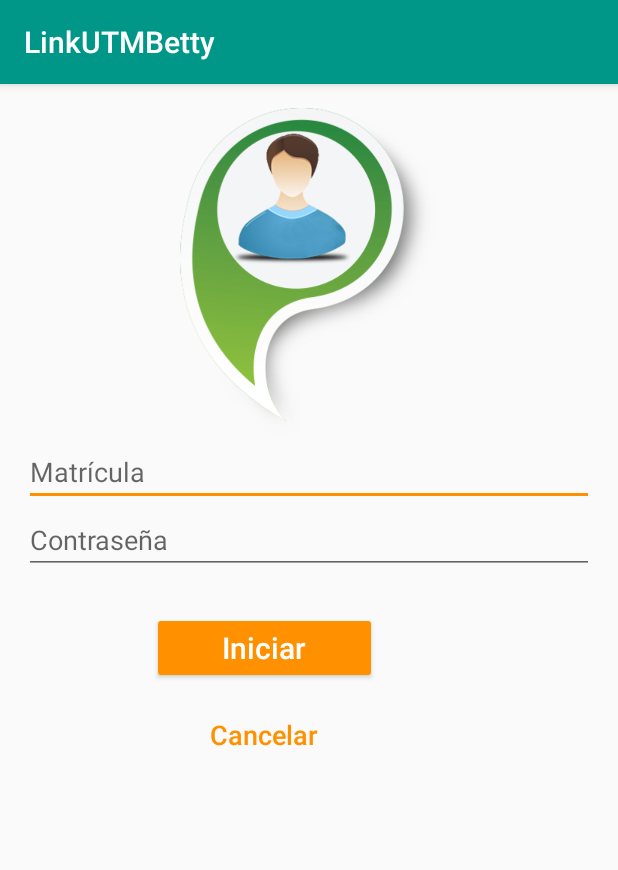
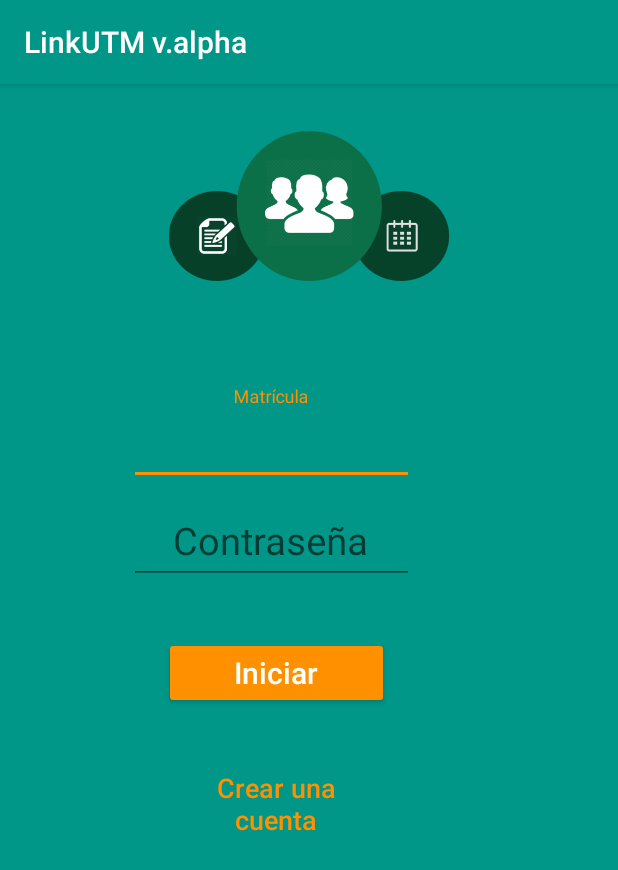
Before and after one commit to LeonardoNaal/AplicacionMovilUTM, an Android app: the LogInActivity screen opened directly, with no data from a screen before it, on a phone screen of 412 x 824 dp. Shown: the top 870 px of the screen. Run offline under Robolectric (Android 15) with nearby library versions, the phone set to English and light mode, and no system bars.

Commit message:
Cambios menores de diseño en LogIn y Registro
Cambios de colores, valores, y dimensiones en diseño de vistas de LogIn
y Registro

```diff
--- a/LinkUTMBetty/app/src/main/java/com/fsociety/linkutmbetty/LogInActivity.java
+++ b/LinkUTMBetty/app/src/main/java/com/fsociety/linkutmbetty/LogInActivity.java
@@ -1,11 +1,13 @@
 package com.fsociety.linkutmbetty;
 
+import android.app.Activity;
 import android.content.Intent;
 import android.os.AsyncTask;
 import android.support.v7.app.AppCompatActivity;
 import android.os.Bundle;
 import android.util.Log;
 import android.view.View;
+import android.view.Window;
 import android.widget.Button;
 import android.widget.EditText;
 import android.widget.Toast;
--- a/LinkUTMBetty/app/src/main/java/com/fsociety/linkutmbetty/RegistroActivity.java
+++ b/LinkUTMBetty/app/src/main/java/com/fsociety/linkutmbetty/RegistroActivity.java
@@ -1,5 +1,6 @@
 package com.fsociety.linkutmbetty;
 
+import android.content.Intent;
 import android.os.AsyncTask;
 import android.support.v7.app.AppCompatActivity;
 import android.os.Bundle;
@@ -61,6 +62,8 @@ EditText txtNombre,txtMatricula,txtAPaterno,txtAMaterno,txtContraseña,txtContra
             @Override
             public void onClick(View v) {
                 //Código que envía a MainActivity
+                Intent intent = new Intent(RegistroActivity.this, MainActivity.class);
+                startActivity(intent);
             }
         });
     }
--- a/LinkUTMBetty/app/src/main/res/layout/activity_log_in.xml
+++ b/LinkUTMBetty/app/src/main/res/layout/activity_log_in.xml
@@ -9,6 +9,7 @@
     android:paddingLeft="@dimen/activity_horizontal_margin"
     android:paddingRight="@dimen/activity_horizontal_margin"
     android:paddingTop="@dimen/activity_vertical_margin"
+    android:background="@color/colorPrimary"
     tools:context="com.fsociety.linkutmbetty.LogInActivity">
 
     <ScrollView
@@ -23,33 +24,64 @@
 
             <ImageView
                 android:layout_width="match_parent"
-                android:layout_height="220dp"
-                app:srcCompat="@drawable/usuario"
+                android:layout_height="100dp"
+                android:layout_marginTop="15dp"
+                app:srcCompat="@drawable/logo"
                 android:contentDescription="@string/iniciar_Sesion"
                 android:id="@+id/imageView2" />
 
+
+            <android.support.design.widget.TextInputLayout
+                android:id="@+id/til_matricula"
+                android:layout_width="match_parent"
+                android:layout_height="wrap_content"
+                android:layout_marginTop="70dp">
             <EditText
                 android:id="@+id/txtMatricula"
-                android:layout_width="match_parent"
+                android:layout_width="190dp"
                 android:layout_height="wrap_content"
                 android:hint="@string/matricula"
-                android:textColor="@color/colorPrimary"/>
+                android:textSize="25sp"
+                android:layout_marginTop="70dp"
+                android:layout_marginStart="70dp"
+                android:layout_marginLeft="70dp"
+                android:layout_marginEnd="70dp"
+                android:layout_marginRight="90dp"
+                android:gravity="center"
+                android:textColor="#fff"/>
+            </android.support.design.widget.TextInputLayout>
+
+
+            <android.support.design.widget.TextInputLayout
+                android:id="@+id/til_password"
+                android:layout_width="match_parent"
+                android:layout_height="wrap_content">
             <EditText
-                android:layout_width="match_parent"
+                android:layout_width="190dp"
                 android:layout_height="wrap_content"
+                android:gravity="center"
                 android:inputType="textPassword"
+                android:layout_marginStart="70dp"
+                android:layout_marginLeft="70dp"
+                android:layout_marginEnd="70dp"
+                android:layout_marginRight="90dp"
                 android:hint="@string/contraseña"
-                android:textColor="@color/colorPrimary"
+                android:textSize="25sp"
+                android:textColor="#fff"
                 android:ems="10"
                 android:id="@+id/txtContraseña" />
+            </android.support.design.widget.TextInputLayout>
+
 
             <Button
                 android:id="@+id/btnIniciar"
                 android:layout_width="150dp"
                 android:layout_height="wrap_content"
-                android:layout_marginTop="25dp"
-                android:layout_marginLeft="85dp"
-                android:layout_marginRight="85dp"
+                android:layout_marginTop="35dp"
+                android:layout_marginLeft="93dp"
+                android:layout_marginStart="93dp"
+                android:layout_marginRight="90dp"
+                android:layout_marginEnd="93dp"
                 android:text="@string/btn_iniciar"
                 android:textColor="#fff"
                 android:textSize="20sp"
@@ -60,9 +92,9 @@
                 android:text="@string/btn_cancelar"
                 android:layout_width="150dp"
                 android:layout_height="wrap_content"
-                android:layout_marginTop="10dp"
-                android:layout_marginLeft="85dp"
-                android:layout_marginRight="85dp"
+                android:layout_marginTop="30dp"
+                android:layout_marginLeft="93dp"
+                android:layout_marginRight="90dp"
                 android:id="@+id/btnRegistro"
                 android:textAllCaps="false"
                 android:textSize="18sp"
--- a/LinkUTMBetty/app/src/main/res/values/strings.xml
+++ b/LinkUTMBetty/app/src/main/res/values/strings.xml
@@ -1,5 +1,5 @@
 <resources>
-    <string name="app_name">LinkUTMBetty</string>
+    <string name="app_name">LinkUTM v.alpha</string>
 
     <string name="navigation_drawer_open">Open navigation drawer</string>
     <string name="navigation_drawer_close">Close navigation drawer</string>
@@ -18,6 +18,10 @@
     <string name="matricula">Matrícula</string>
     <string name="contraseña">Contraseña</string>
     <string name="btn_iniciar">Iniciar</string>
-    <string name="btn_cancelar">Cancelar</string>
+    <string name="btn_cancelar">Crear una cuenta</string>
     <string name="content_img">Iniciar sesión</string>
+
+    <!-- Valores para la sección de Registro -->
+    <string name="btn_canelar1">Cancelar</string>
+    <string name="btn_registro">Registrarse</string>
 </resources>
```
Also changed, not shown: LinkUTMBetty/app/src/main/res/layout/activity_registro.xml (+21 -16 lines), LinkUTMBetty/app/src/main/res/drawable/logo.png (added).
